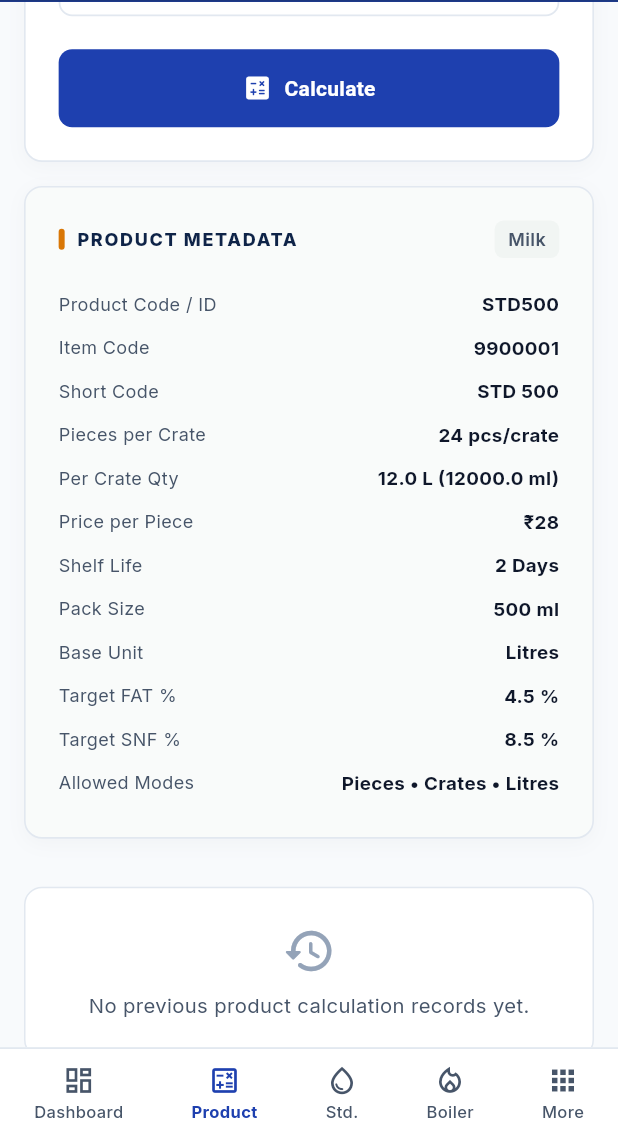
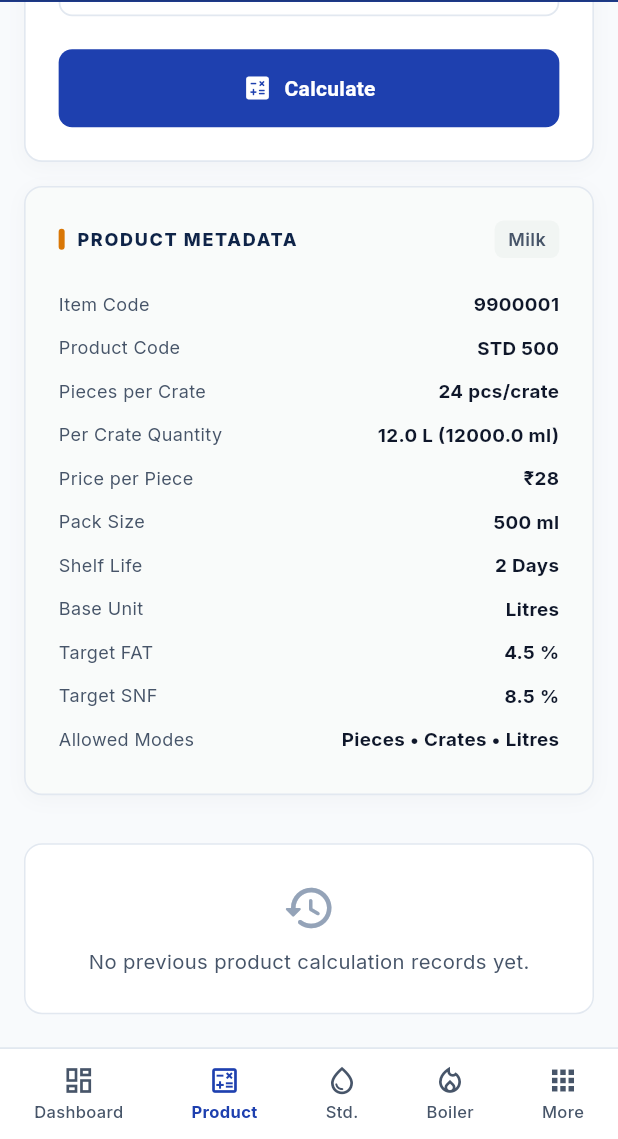
Before and after one commit to wingglexbiraj-max/caseya, a Flutter app: the screen it shows after launch, item 2 of the bottom bar chosen, scrolled down 407 dp, on a phone screen of 412 x 824 dp, the part 97-1236 px from its top. Run offline on Flutter 3.47's test engine with Material 3 defaults, Android fonts, the phone set to English and light mode, and no system bars; our stand-ins replace flutter_riverpod, google_fonts, shared_preferences.

Commit message:
feat(metadata): standardize product metadata fields display (item code, product code, crate qty, price, shelf life, base unit, target fat, target snf)

```diff
--- a/lib/models/product_model.dart
+++ b/lib/models/product_model.dart
@@ -57,6 +57,9 @@ class ProductModel {
     }
     return 'Kg';
   }
+
+  /// Product code alias (e.g. S200, S80, S400, P80, P400, PL200, PP250, STD 500)
+  String get productCode => shortCode.isNotEmpty ? shortCode : productId;
 
   /// Formatted per crate display, e.g., "6.0 kg (6000.0 g)"
   String get calculatedPerCrateDisplay {
--- a/lib/pages/product_calculator/product_calculator_page.dart
+++ b/lib/pages/product_calculator/product_calculator_page.dart
@@ -441,20 +441,16 @@ class _ProductCalculatorPageState extends ConsumerState<ProductCalculatorPage> {
             ],
           ),
           const SizedBox(height: 16),
-          _buildMetaRow('Product Code / ID', product.productId),
           _buildMetaRow('Item Code', product.itemCode),
-          if (product.shortCode.isNotEmpty)
-            _buildMetaRow('Short Code', product.shortCode),
+          _buildMetaRow('Product Code', product.productCode),
           _buildMetaRow('Pieces per Crate', '${product.piecesPerCrate} pcs/crate'),
-          _buildMetaRow('Per Crate Qty', product.calculatedPerCrateDisplay),
+          _buildMetaRow('Per Crate Quantity', product.calculatedPerCrateDisplay),
           _buildMetaRow('Price per Piece', '₹${Formatters.formatSmart(product.pricePerPiece)}'),
+          _buildMetaRow('Pack Size', product.packSizeDisplay),
           _buildMetaRow('Shelf Life', product.shelfLife),
-          _buildMetaRow('Pack Size', product.packSizeDisplay),
           _buildMetaRow('Base Unit', product.baseUnitLabel),
-          if (product.targetFat != null)
-            _buildMetaRow('Target FAT %', Formatters.formatPercent(product.targetFat!)),
-          if (product.targetSnf != null)
-            _buildMetaRow('Target SNF %', Formatters.formatPercent(product.targetSnf!)),
+          _buildMetaRow('Target FAT', product.targetFat != null ? Formatters.formatPercent(product.targetFat!) : '—'),
+          _buildMetaRow('Target SNF', product.targetSnf != null ? Formatters.formatPercent(product.targetSnf!) : '—'),
           _buildMetaRow('Allowed Modes', product.allowedInputModes.join(' • ')),
         ],
       ),
```
Also changed, not shown: lib/pages/products_master/products_master_page.dart (+26 -7 lines), lib/services/local_storage_service.dart (+21 -0 lines).
